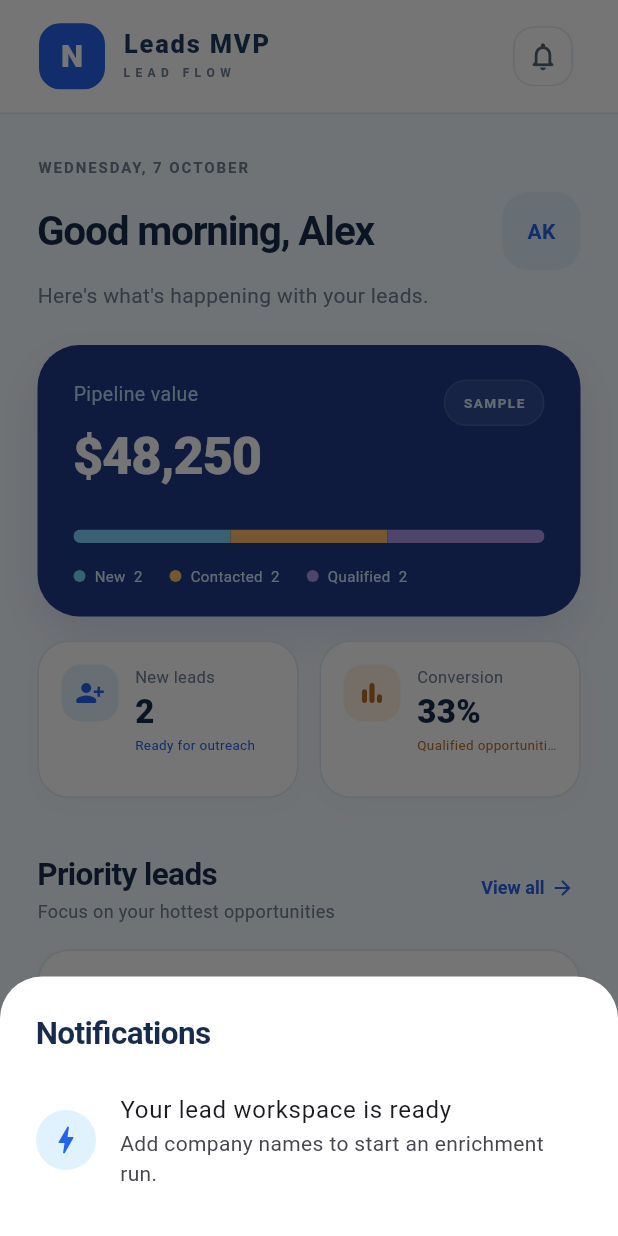
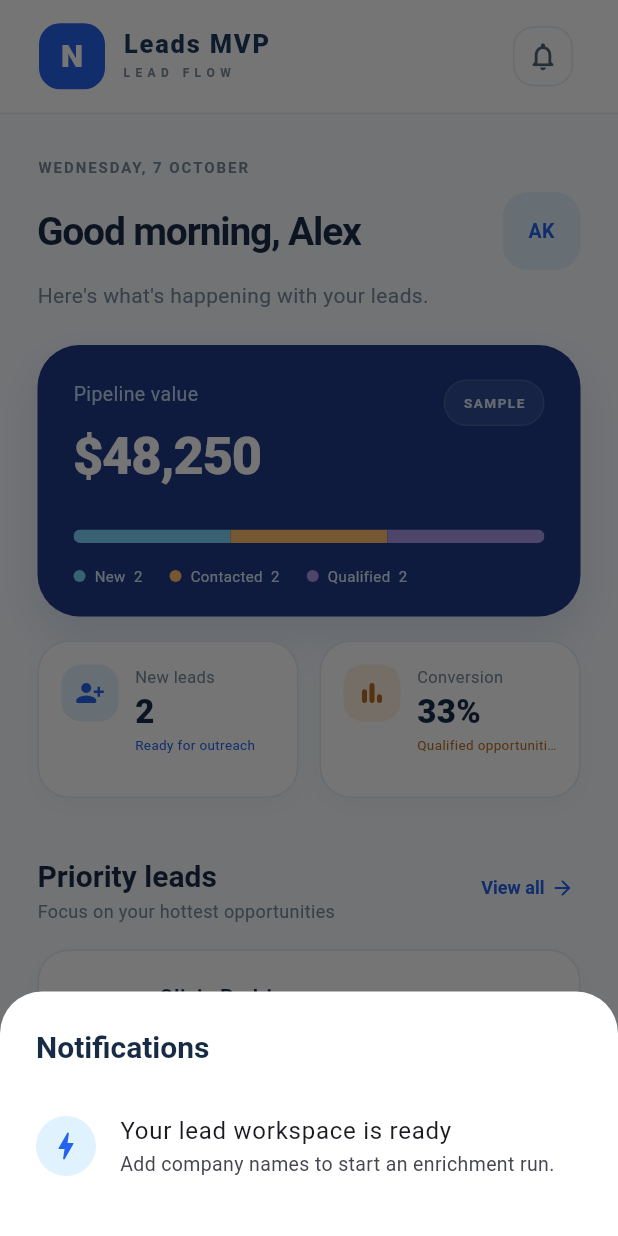
Before and after one commit to muhammadbinriaz/flutter-project, a Flutter app: the screen it shows after launch, after a tap on the "notifications none" icon, on a phone screen of 412 x 824 dp. Run offline on Flutter 3.47's test engine with Material 3 defaults, Android fonts, the phone set to English and light mode, and no system bars; missing offline and left inert: file_saver; Roboto replaces fonts that are missing (Google Sans).

Commit message:
Apply shared app theme styling

```diff
--- a/lib/app.dart
+++ b/lib/app.dart
@@ -11,31 +11,7 @@ class LeadsMvpApp extends StatelessWidget {
     return MaterialApp(
       title: 'Leads MVP',
       debugShowCheckedModeBanner: false,
-      theme: ThemeData(
-        useMaterial3: true,
-        scaffoldBackgroundColor: LeadsColors.canvas,
-        colorScheme: ColorScheme.fromSeed(
-          seedColor: LeadsColors.forest,
-          primary: LeadsColors.forest,
-          surface: Colors.white,
-        ),
-        fontFamily: 'Roboto',
-        textTheme: const TextTheme(
-          headlineMedium: TextStyle(
-            color: Color(0xFF172B4D),
-            fontSize: 27,
-            fontWeight: FontWeight.w700,
-            letterSpacing: -0.8,
-          ),
-          titleLarge: TextStyle(
-            color: Color(0xFF172B4D),
-            fontSize: 21,
-            fontWeight: FontWeight.w700,
-            letterSpacing: -0.4,
-          ),
-          bodyMedium: TextStyle(color: Color(0xFF52657A), fontSize: 14),
-        ),
-      ),
+      theme: buildAppTheme(),
       home: const LeadFlowHome(),
     );
   }
--- a/lib/screens/parts/app_chrome_bottom.dart
+++ b/lib/screens/parts/app_chrome_bottom.dart
@@ -17,7 +17,7 @@ extension _AppChromeBottom on _LeadFlowHomeState {
                 height: 16,
                 child: CircularProgressIndicator(
                   strokeWidth: 2,
-                  color: LeadsColors.forest,
+                  color: AppColors.primary,
                 ),
               ),
               const SizedBox(width: 10),
@@ -29,7 +29,7 @@ extension _AppChromeBottom on _LeadFlowHomeState {
                   maxLines: 1,
                   overflow: TextOverflow.ellipsis,
                   style: const TextStyle(
-                    color: LeadsColors.deepForest,
+                    color: AppColors.navy,
                     fontSize: 12,
                     fontWeight: FontWeight.w600,
                   ),
@@ -38,7 +38,7 @@ extension _AppChromeBottom on _LeadFlowHomeState {
               Text(
                 '${(progress * 100).round()}%',
                 style: const TextStyle(
-                  color: LeadsColors.forest,
+                  color: AppColors.primary,
                   fontSize: 12,
                   fontWeight: FontWeight.w700,
                 ),
@@ -51,7 +51,7 @@ extension _AppChromeBottom on _LeadFlowHomeState {
             minHeight: 4,
             borderRadius: BorderRadius.circular(10),
             backgroundColor: const Color(0xFFD7EAFE),
-            color: LeadsColors.forest,
+            color: AppColors.primary,
           ),
         ],
       ),
@@ -71,7 +71,7 @@ extension _AppChromeBottom on _LeadFlowHomeState {
       padding: const EdgeInsets.symmetric(horizontal: 10),
       decoration: const BoxDecoration(
         color: Colors.white,
-        border: Border(top: BorderSide(color: LeadsColors.line)),
+        border: Border(top: BorderSide(color: AppColors.border)),
       ),
       child: Stack(
         clipBehavior: Clip.none,
@@ -89,14 +89,14 @@ extension _AppChromeBottom on _LeadFlowHomeState {
                       children: [
                         Icon(
                           icons[i],
-                          color: _selectedTab == i ? LeadsColors.forest : LeadsColors.muted,
+                          color: _selectedTab == i ? AppColors.primary : AppColors.muted,
                           size: 23,
                         ),
                         const SizedBox(height: 5),
                         Text(
                           labels[i],
                           style: TextStyle(
-                            color: _selectedTab == i ? LeadsColors.forest : LeadsColors.muted,
+                            color: _selectedTab == i ? AppColors.primary : AppColors.muted,
                             fontSize: 10,
                             fontWeight: _selectedTab == i
                                 ? FontWeight.w700
@@ -118,9 +118,9 @@ extension _AppChromeBottom on _LeadFlowHomeState {
               child: Transform.translate(
                 offset: const Offset(0, -15),
                 child: Material(
-                  color: LeadsColors.forest,
+                  color: AppColors.primary,
                   elevation: 7,
-                  shadowColor: LeadsColors.forest.withValues(alpha: 0.3),
+                  shadowColor: AppColors.primary.withValues(alpha: 0.3),
                   borderRadius: BorderRadius.circular(18),
                   child: InkWell(
                     onTap: _openCampaignSheet,
--- a/lib/screens/parts/app_chrome_top.dart
+++ b/lib/screens/parts/app_chrome_top.dart
@@ -7,7 +7,7 @@ extension _AppChromeTop on _LeadFlowHomeState {
       padding: const EdgeInsets.symmetric(horizontal: 26),
       decoration: const BoxDecoration(
         color: Colors.white,
-        border: Border(bottom: BorderSide(color: LeadsColors.line)),
+        border: Border(bottom: BorderSide(color: AppColors.border)),
       ),
       child: Row(
         children: [
@@ -15,7 +15,7 @@ extension _AppChromeTop on _LeadFlowHomeState {
             width: 44,
             height: 44,
             decoration: BoxDecoration(
-              color: LeadsColors.forest,
+              color: AppColors.primary,
               borderRadius: BorderRadius.circular(14),
             ),
             alignment: Alignment.center,
@@ -47,7 +47,7 @@ extension _AppChromeTop on _LeadFlowHomeState {
               Text(
                 'L E A D   F L O W',
                 style: TextStyle(
-                  color: LeadsColors.muted,
+                  color: AppColors.muted,
                   fontSize: 8,
                   fontWeight: FontWeight.w700,
                   letterSpacing: 0.8,
@@ -61,7 +61,7 @@ extension _AppChromeTop on _LeadFlowHomeState {
             onPressed: _showNotifications,
             style: IconButton.styleFrom(
               foregroundColor: const Color(0xFF52657A),
-              side: const BorderSide(color: LeadsColors.line),
+              side: const BorderSide(color: AppColors.border),
               shape: RoundedRectangleBorder(
                 borderRadius: BorderRadius.circular(14),
               ),
--- a/lib/screens/parts/dashboard_view.dart
+++ b/lib/screens/parts/dashboard_view.dart
@@ -18,7 +18,7 @@ extension _DashboardView on _LeadFlowHomeState {
                 value: '$_newLeads',
                 caption: 'Ready for outreach',
                 tint: const Color(0xFFE0F2FE),
-                iconColor: LeadsColors.forest,
+                iconColor: AppColors.primary,
               ),
             ),
             const SizedBox(width: 14),
@@ -107,7 +107,7 @@ extension _DashboardView on _LeadFlowHomeState {
         Text(
           '${weekdays[now.weekday - 1]}, ${now.day} ${months[now.month - 1]}',
           style: const TextStyle(
-            color: LeadsColors.muted,
+            color: AppColors.muted,
             fontSize: 10,
             fontWeight: FontWeight.w700,
             letterSpacing: 1.3,
@@ -126,14 +126,14 @@ extension _DashboardView on _LeadFlowHomeState {
               width: 52,
               height: 52,
               decoration: BoxDecoration(
-                color: LeadsColors.mint,
+                color: AppColors.softBlue,
                 borderRadius: BorderRadius.circular(17),
               ),
               alignment: Alignment.center,
               child: const Text(
                 'AK',
                 style: TextStyle(
-                  color: LeadsColors.forest,
+                  color: AppColors.primary,
                   fontWeight: FontWeight.w700,
                 ),
               ),
@@ -143,7 +143,7 @@ extension _DashboardView on _LeadFlowHomeState {
         const SizedBox(height: 7),
         const Text(
           "Here's what's happening with your leads.",
-          style: TextStyle(color: LeadsColors.muted, fontSize: 14),
+          style: TextStyle(color: AppColors.muted, fontSize: 14),
         ),
       ],
     );
@@ -154,11 +154,11 @@ extension _DashboardView on _LeadFlowHomeState {
     return Container(
       padding: const EdgeInsets.fromLTRB(24, 23, 24, 20),
       decoration: BoxDecoration(
-        color: LeadsColors.deepForest,
+        color: AppColors.navy,
         borderRadius: BorderRadius.circular(28),
         boxShadow: [
           BoxShadow(
-            color: LeadsColors.deepForest.withValues(alpha: 0.13),
+            color: AppColors.navy.withValues(alpha: 0.13),
             blurRadius: 24,
             offset: const Offset(0, 12),
           ),
--- a/lib/screens/parts/insights_profile_view.dart
+++ b/lib/screens/parts/insights_profile_view.dart
@@ -75,14 +75,14 @@ extension _InsightsProfileView on _LeadFlowHomeState {
                 width: 56,
                 height: 56,
                 decoration: BoxDecoration(
-                  color: LeadsColors.mint,
+                  color: AppColors.softBlue,
                   borderRadius: BorderRadius.circular(18),
                 ),
                 alignment: Alignment.center,
                 child: const Text(
                   'AK',
                   style: TextStyle(
-                    color: LeadsColors.forest,
+                    color: AppColors.primary,
                     fontWeight: FontWeight.w800,
                     fontSize: 17,
                   ),
@@ -101,7 +101,7 @@ extension _InsightsProfileView on _LeadFlowHomeState {
                     ),
                   ),
                   SizedBox(height: 4),
-                  Text('Lead researcher', style: TextStyle(color: LeadsColors.muted)),
+                  Text('Lead researcher', style: TextStyle(color: AppColors.muted)),
                 ],
               ),
             ],
--- a/lib/screens/parts/lead_actions.dart
+++ b/lib/screens/parts/lead_actions.dart
@@ -175,8 +175,8 @@ extension _LeadActions on _LeadFlowHomeState {
               const ListTile(
                 contentPadding: EdgeInsets.zero,
                 leading: CircleAvatar(
-                  backgroundColor: LeadsColors.mint,
-                  child: Icon(Icons.bolt_rounded, color: LeadsColors.forest),
+                  backgroundColor: AppColors.softBlue,
+                  child: Icon(Icons.bolt_rounded, color: AppColors.primary),
                 ),
                 title: Text('Your lead workspace is ready'),
                 subtitle: Text('Add company names to start an enrichment run.'),
--- a/lib/screens/parts/leads_view.dart
+++ b/lib/screens/parts/leads_view.dart
@@ -34,11 +34,11 @@ extension _LeadsView on _LeadFlowHomeState {
               fillColor: Colors.white,
               border: OutlineInputBorder(
                 borderRadius: BorderRadius.circular(16),
-                borderSide: const BorderSide(color: LeadsColors.line),
+                borderSide: const BorderSide(color: AppColors.border),
               ),
               enabledBorder: OutlineInputBorder(
                 borderRadius: BorderRadius.circular(16),
-                borderSide: const BorderSide(color: LeadsColors.line),
+                borderSide: const BorderSide(color: AppColors.border),
               ),
             ),
           ),
@@ -76,7 +76,7 @@ extension _LeadsView on _LeadFlowHomeState {
                 tooltip: 'Search leads',
                 onPressed: () => _refresh(() => _searchVisible = true),
                 style: IconButton.styleFrom(
-                  side: const BorderSide(color: LeadsColors.line),
+                  side: const BorderSide(color: AppColors.border),
                   backgroundColor: Colors.white,
                 ),
                 icon: const Icon(Icons.search_rounded),
--- a/lib/theme/leads_theme.dart
+++ b/lib/theme/leads_theme.dart
@@ -1,10 +1,81 @@
 import 'package:flutter/material.dart';
 
-abstract final class LeadsColors {
-  static const forest = Color(0xFF2563EB);
-  static const deepForest = Color(0xFF1E3A8A);
-  static const mint = Color(0xFFE0F2FE);
-  static const canvas = Color(0xFFF5FAFF);
-  static const muted = Color(0xFF718096);
-  static const line = Color(0xFFDCEAF5);
+abstract final class AppColors {
+  static const primary = Color(0xFF2563EB);
+  static const navy = Color(0xFF1E3A8A);
+  static const sky = Color(0xFF7DD3FC);
+  static const skyMuted = Color(0xFFBAE6FD);
+  static const softBlue = Color(0xFFE0F2FE);
+  static const background = Color(0xFFF7FBFF);
+  static const text = Color(0xFF172B45);
+  static const muted = Color(0xFF7B8B9B);
+  static const border = Color(0xFFE2EAF3);
+  static const amber = Color(0xFFF6BE6D);
+  static const purple = Color(0xFFA79ADE);
 }
+
+ThemeData buildAppTheme() {
+  final scheme = ColorScheme.fromSeed(
+    seedColor: AppColors.primary,
+    primary: AppColors.primary,
+    surface: Colors.white,
+  );
+  return ThemeData(
+    useMaterial3: true,
+    fontFamily: 'Google Sans',
+    colorScheme: scheme,
+    scaffoldBackgroundColor: AppColors.background,
+    appBarTheme: const AppBarTheme(
+      backgroundColor: Colors.white,
+      surfaceTintColor: Colors.transparent,
+      elevation: 0,
+    ),
+    textTheme: const TextTheme(
+      headlineMedium: TextStyle(
+        fontSize: 26,
+        fontWeight: FontWeight.w700,
+        letterSpacing: -0.8,
+        color: AppColors.text,
+      ),
+      titleLarge: TextStyle(
+        fontSize: 20,
+        fontWeight: FontWeight.w700,
+        color: AppColors.text,
+      ),
+      titleSmall: TextStyle(
+        fontSize: 13,
+        fontWeight: FontWeight.w700,
+        color: AppColors.text,
+      ),
+      bodyMedium: TextStyle(fontSize: 13, color: AppColors.text),
+      bodySmall: TextStyle(fontSize: 11, color: AppColors.muted),
+    ),
+    inputDecorationTheme: InputDecorationTheme(
+      filled: true,
+      fillColor: AppColors.background,
+      contentPadding: EdgeInsets.symmetric(horizontal: 14, vertical: 14),
+      border: OutlineInputBorder(
+        borderRadius: BorderRadius.all(Radius.circular(12)),
+        borderSide: BorderSide(color: AppColors.border),
+      ),
+      enabledBorder: OutlineInputBorder(
+        borderRadius: BorderRadius.all(Radius.circular(12)),
+        borderSide: BorderSide(color: AppColors.border),
+      ),
+      focusedBorder: OutlineInputBorder(
+        borderRadius: BorderRadius.all(Radius.circular(12)),
+        borderSide: BorderSide(color: AppColors.primary, width: 2),
+      ),
+    ),
+    filledButtonTheme: FilledButtonThemeData(
+      style: FilledButton.styleFrom(
+        padding: const EdgeInsets.symmetric(horizontal: 20, vertical: 16),
+        shape: RoundedRectangleBorder(borderRadius: BorderRadius.circular(14)),
+      ),
+    ),
+    snackBarTheme: const SnackBarThemeData(
+      backgroundColor: AppColors.navy,
+      behavior: SnackBarBehavior.floating,
+    ),
+  );
+}
--- a/lib/utils/lead_formatters.dart
+++ b/lib/utils/lead_formatters.dart
@@ -36,7 +36,7 @@ Color statusInk(LeadStatus status) => switch (status) {
 
 BoxDecoration cardDecoration() => BoxDecoration(
       color: Colors.white,
-      border: Border.all(color: LeadsColors.line),
+      border: Border.all(color: AppColors.border),
       borderRadius: BorderRadius.circular(21),
       boxShadow: const [
         BoxShadow(
--- a/lib/widgets/dashboard_widgets.dart
+++ b/lib/widgets/dashboard_widgets.dart
@@ -42,7 +42,7 @@ class MetricCard extends StatelessWidget {
             child: Column(
               crossAxisAlignment: CrossAxisAlignment.start,
               children: [
-                Text(title, style: const TextStyle(color: LeadsColors.muted, fontSize: 11)),
+                Text(title, style: const TextStyle(color: AppColors.muted, fontSize: 11)),
                 const SizedBox(height: 3),
                 Text(
                   value,
@@ -94,7 +94,7 @@ class SectionHeading extends StatelessWidget {
             children: [
               Text(title, style: Theme.of(context).textTheme.titleLarge),
               const SizedBox(height: 3),
-              Text(subtitle, style: const TextStyle(color: LeadsColors.muted, fontSize: 12)),
+              Text(subtitle, style: const TextStyle(color: AppColors.muted, fontSize: 12)),
             ],
           ),
         ),
@@ -102,7 +102,7 @@ class SectionHeading extends StatelessWidget {
           TextButton(
             onPressed: onAction,
             style: TextButton.styleFrom(
-              foregroundColor: LeadsColors.forest,
+              foregroundColor: AppColors.primary,
               padding: const EdgeInsets.symmetric(horizontal: 4, vertical: 6),
               textStyle: const TextStyle(fontWeight: FontWeight.w700, fontSize: 12),
             ),
@@ -247,7 +247,7 @@ class PipelineDetailCard extends StatelessWidget {
             ),
           ),
           const SizedBox(height: 4),
-          Text(subtitle, style: const TextStyle(color: LeadsColors.muted, fontSize: 11)),
+          Text(subtitle, style: const TextStyle(color: AppColors.muted, fontSize: 11)),
           ...rows,
         ],
       ),
@@ -266,7 +266,7 @@ class SnapshotRow extends StatelessWidget {
       padding: const EdgeInsets.only(top: 18),
       child: Row(
         children: [
-          Expanded(child: Text(label, style: const TextStyle(color: LeadsColors.muted))),
+          Expanded(child: Text(label, style: const TextStyle(color: AppColors.muted))),
           Text(
             value,
             style: const TextStyle(
@@ -306,11 +306,11 @@ class ProfileRow extends StatelessWidget {
         child: Container(
           padding: const EdgeInsets.symmetric(horizontal: 13, vertical: 14),
           decoration: const BoxDecoration(
-            border: Border(bottom: BorderSide(color: LeadsColors.line)),
+            border: Border(bottom: BorderSide(color: AppColors.border)),
           ),
           child: Row(
             children: [
-              Icon(icon, color: LeadsColors.forest, size: 22),
+              Icon(icon, color: AppColors.primary, size: 22),
               const SizedBox(width: 13),
               Expanded(
                 child: Column(
@@ -327,7 +327,7 @@ class ProfileRow extends StatelessWidget {
                     const SizedBox(height: 3),
                     Text(
                       subtitle,
-                      style: const TextStyle(color: LeadsColors.muted, fontSize: 10),
+                      style: const TextStyle(color: AppColors.muted, fontSize: 10),
                     ),
                   ],
                 ),
@@ -335,13 +335,13 @@ class ProfileRow extends StatelessWidget {
               Text(
                 trailing,
                 style: const TextStyle(
-                  color: LeadsColors.forest,
+                  color: AppColors.primary,
                   fontSize: 11,
                   fontWeight: FontWeight.w600,
                 ),
               ),
               const SizedBox(width: 4),
-              const Icon(Icons.chevron_right_rounded, color: LeadsColors.muted, size: 19),
+              const Icon(Icons.chevron_right_rounded, color: AppColors.muted, size: 19),
             ],
           ),
         ),
--- a/lib/widgets/lead_cards.dart
+++ b/lib/widgets/lead_cards.dart
@@ -95,7 +95,7 @@ class LeadCard extends StatelessWidget {
                       lead.company,
                       maxLines: 1,
                       overflow: TextOverflow.ellipsis,
-                      style: const TextStyle(color: LeadsColors.muted, fontSize: 11),
+                      style: const TextStyle(color: AppColors.muted, fontSize: 11),
                     ),
                     const SizedBox(height: 9),
                     StatusPill(status: lead.status),
@@ -118,7 +118,7 @@ class LeadCard extends StatelessWidget {
                   const SizedBox(height: 4),
                   const Text(
                     'Est. value',
-                    style: TextStyle(color: LeadsColors.muted, fontSize: 9),
+                    style: TextStyle(color: AppColors.muted, fontSize: 9),
                   ),
                 ],
               ),
@@ -165,7 +165,7 @@ class ContactButton extends StatelessWidget {
         onPressed: onPressed,
         style: IconButton.styleFrom(
           foregroundColor: const Color(0xFF64748B),
-          side: const BorderSide(color: LeadsColors.line),
+          side: const BorderSide(color: AppColors.border),
           shape: RoundedRectangleBorder(borderRadius: BorderRadius.circular(11)),
         ),
         icon: Icon(icon, size: 17),
@@ -219,13 +219,13 @@ class LeadStatusFilterChip extends StatelessWidget {
         selected: selected,
         onSelected: (_) => onTap(),
         labelStyle: TextStyle(
-          color: selected ? LeadsColors.forest : const Color(0xFF64748B),
+          color: selected ? AppColors.primary : const Color(0xFF64748B),
           fontSize: 11,
           fontWeight: selected ? FontWeight.w700 : FontWeight.w500,
         ),
         backgroundColor: Colors.white,
-        selectedColor: LeadsColors.mint,
-        side: BorderSide(color: selected ? const Color(0xFFCFE3FA) : LeadsColors.line),
+        selectedColor: AppColors.softBlue,
+        side: BorderSide(color: selected ? const Color(0xFFCFE3FA) : AppColors.border),
         showCheckmark: false,
         shape: RoundedRectangleBorder(borderRadius: BorderRadius.circular(20)),
         padding: const EdgeInsets.symmetric(horizontal: 7, vertical: 4),
@@ -245,7 +245,7 @@ class EmptyLeads extends StatelessWidget {
       decoration: cardDecoration(),
       child: Column(
         children: [
-          const Icon(Icons.person_search_outlined, color: LeadsColors.forest, size: 34),
+          const Icon(Icons.person_search_outlined, color: AppColors.primary, size: 34),
           const SizedBox(height: 10),
           const Text(
             'No matching leads',
@@ -259,7 +259,7 @@ class EmptyLeads extends StatelessWidget {
           const Text(
             'Try another filter or add companies to your pipeline.',
             textAlign: TextAlign.center,
-            style: TextStyle(color: LeadsColors.muted, fontSize: 12),
+            style: TextStyle(color: AppColors.muted, fontSize: 12),
           ),
           const SizedBox(height: 13),
           FilledButton.icon(
@@ -288,7 +288,7 @@ class DemoNote extends StatelessWidget {
       ),
       child: Row(
         children: [
-          const Icon(Icons.auto_awesome_rounded, color: LeadsColors.forest, size: 20),
+          const Icon(Icons.auto_awesome_rounded, color: AppColors.primary, size: 20),
           const SizedBox(width: 11),
           const Expanded(
             child: Column(
@@ -297,7 +297,7 @@ class DemoNote extends StatelessWidget {
                 Text(
                   'Turn company names into leads',
                   style: TextStyle(
-                    color: LeadsColors.deepForest,
+                    color: AppColors.navy,
                     fontSize: 12,
                     fontWeight: FontWeight.w700,
                   ),
@@ -305,7 +305,7 @@ class DemoNote extends StatelessWidget {
                 SizedBox(height: 3),
                 Text(
                   'Scrape, enrich with AI, and fill your lead sheet.',
-                  style: TextStyle(color: LeadsColors.muted, fontSize: 10),
+                  style: TextStyle(color: AppColors.muted, fontSize: 10),
                 ),
               ],
             ),
@@ -314,7 +314,7 @@ class DemoNote extends StatelessWidget {
             tooltip: 'Start enrichment',
             onPressed: onStart,
             style: IconButton.styleFrom(
-              backgroundColor: LeadsColors.forest,
+              backgroundColor: AppColors.primary,
               foregroundColor: Colors.white,
             ),
             icon: const Icon(Icons.arrow_forward_rounded, size: 18),
--- a/lib/widgets/lead_sheets.dart
+++ b/lib/widgets/lead_sheets.dart
@@ -58,7 +58,7 @@ class _CampaignSheetState extends State<CampaignSheet> {
             const SizedBox(height: 5),
             const Text(
               'Add companies or websites. We’ll scrape and enrich each one.',
-              style: TextStyle(color: LeadsColors.muted, fontSize: 12),
+              style: TextStyle(color: AppColors.muted, fontSize: 12),
             ),
             const SizedBox(height: 20),
             const Text(
@@ -80,20 +80,20 @@ class _CampaignSheetState extends State<CampaignSheet> {
                 hintText: 'Acme Corp\nGlobex\nhttps://initech.io',
                 alignLabelWithHint: true,
                 filled: true,
-                fillColor: LeadsColors.canvas,
+                fillColor: AppColors.background,
                 errorText: _error,
                 border: OutlineInputBorder(
                   borderRadius: BorderRadius.circular(15),
-                  borderSide: const BorderSide(color: LeadsColors.line),
+                  borderSide: const BorderSide(color: AppColors.border),
                 ),
                 enabledBorder: OutlineInputBorder(
                   borderRadius: BorderRadius.circular(15),
-                  borderSide: const BorderSide(color: LeadsColors.line),
+                  borderSide: const BorderSide(color: AppColors.border),
                 ),
                 focusedBorder: OutlineInputBorder(
                   borderRadius: BorderRadius.circular(15),
                   borderSide: const BorderSide(
-                    color: LeadsColors.forest,
+                    color: AppColors.primary,
                     width: 1.4,
                   ),
                 ),
@@ -104,14 +104,14 @@ class _CampaignSheetState extends State<CampaignSheet> {
               children: [
                 Icon(
                   Icons.auto_awesome_rounded,
-                  color: LeadsColors.forest,
+                  color: AppColors.primary,
                   size: 15,
                 ),
                 SizedBox(width: 6),
                 Expanded(
                   child: Text(
                     'Scraper + Groq AI · results fill your lead sheet',
-                    style: TextStyle(color: LeadsColors.muted, fontSize: 10),
+                    style: TextStyle(color: AppColors.muted, fontSize: 10),
                   ),
                 ),
               ],
@@ -139,7 +139,7 @@ class _CampaignSheetState extends State<CampaignSheet> {
                   style: TextStyle(fontWeight: FontWeight.w700),
                 ),
                 style: FilledButton.styleFrom(
-                  backgroundColor: LeadsColors.forest,
+                  backgroundColor: AppColors.primary,
                   foregroundColor: Colors.white,
                   shape: RoundedRectangleBorder(
                     borderRadius: BorderRadius.circular(15),
@@ -190,11 +190,11 @@ class LeadDetailsSheet extends StatelessWidget {
             children: [
               CircleAvatar(
                 radius: 26,
-                backgroundColor: LeadsColors.mint,
+                backgroundColor: AppColors.softBlue,
                 child: Text(
                   lead.initials,
                   style: const TextStyle(
-                    color: LeadsColors.forest,
+                    color: AppColors.primary,
                     fontWeight: FontWeight.w700,
                   ),
                 ),
@@ -214,7 +214,7 @@ class LeadDetailsSheet extends StatelessWidget {
                     ),
                     Text(
                       lead.company,
-                      style: const TextStyle(color: LeadsColors.muted),
+                      style: const TextStyle(color: AppColors.muted),
                     ),
                   ],
                 ),
@@ -286,7 +286,7 @@ class DetailRow extends StatelessWidget {
             child: Text(
               label,
               style: const TextStyle(
-                color: LeadsColors.muted,
+                color: AppColors.muted,
                 fontSize: 12,
                 fontWeight: FontWeight.w600,
               ),
```
